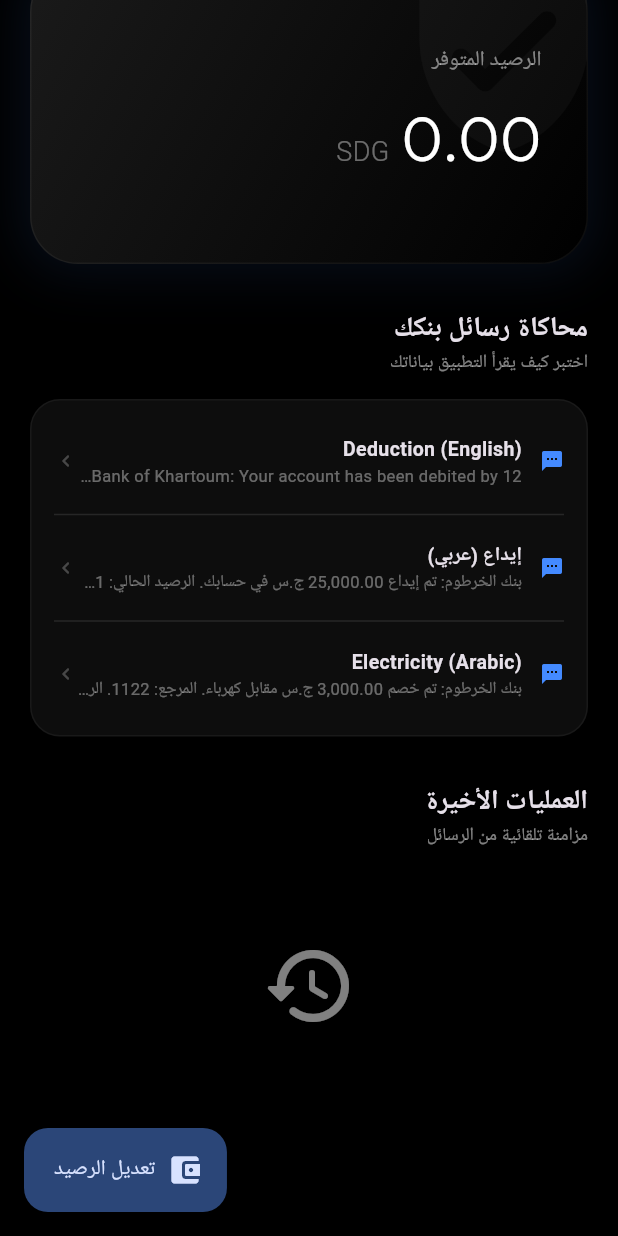
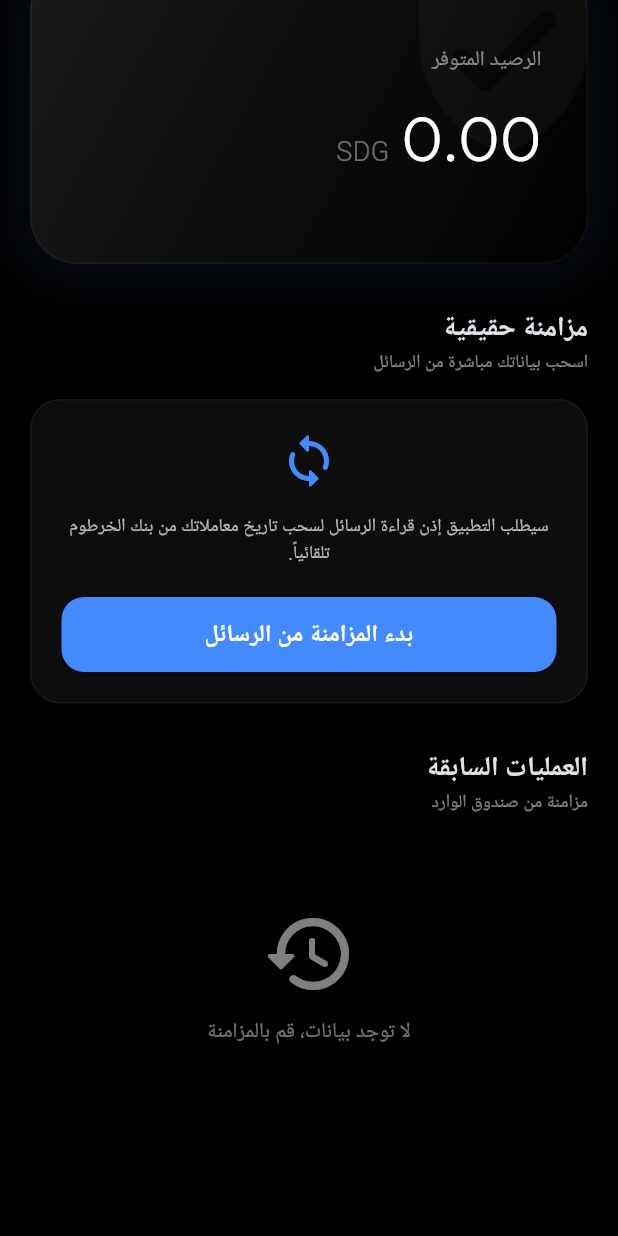
Before and after one commit to aboda52729-spec/Vault, a Flutter app: the screen it shows after launch, scrolled down 100 dp, on a phone screen of 412 x 824 dp. Run offline on Flutter 3.47's test engine with Material 3 defaults, Android fonts, the phone set to English and light mode, and no system bars; our stand-ins replace google_fonts, permission_handler, shared_preferences; missing offline and left inert: flutter_sms_inbox; Roboto replaces fonts that are missing (Alexandria).

Commit message:
Implement real SMS synchronization with Bankak

```diff
--- a/lib/main.dart
+++ b/lib/main.dart
@@ -5,6 +5,7 @@ import 'package:provider/provider.dart';
 import 'package:intl/intl.dart';
 import 'package:shared_preferences/shared_preferences.dart';
 import 'dart:convert';
+import 'sms_service.dart';
 
 void main() async {
   WidgetsFlutterBinding.ensureInitialized();
@@ -65,9 +66,12 @@ class BankakTransaction {
 
 class BankakStore extends ChangeNotifier {
   final SharedPreferences _prefs;
+  final SmsService _smsService = SmsService();
+
   double _balance = 0.0;
   List<BankakTransaction> _transactions = [];
   bool _isArabic = true;
+  bool _isSyncing = false;
 
   BankakStore(this._prefs) {
     _loadData();
@@ -76,6 +80,7 @@ class BankakStore extends ChangeNotifier {
   double get balance => _balance;
   List<BankakTransaction> get transactions => _transactions;
   bool get isArabic => _isArabic;
+  bool get isSyncing => _isSyncing;
 
   void _loadData() {
     _balance = _prefs.getDouble('balance') ?? 0.0;
@@ -107,40 +112,75 @@ class BankakStore extends ChangeNotifier {
     notifyListeners();
   }
 
-  void processBankakSMS(String sms) {
-    // SIMULATED PARSER LOGIC
-    // Example: "Bank of Khartoum: Your account ending in 1234 has been debited by 5,000 SDG. Balance: 150,000 SDG."
-    // Example (Arabic): "بنك الخرطوم: تم خصم 5,000 ج.س من حسابك... الرصيد الحالي: 150,000 ج.س"
+  Future<void> syncWithPhoneSMS() async {
+    _isSyncing = true;
+    notifyListeners();
 
+    try {
+      final messages = await _smsService.getBankakMessages();
+      if (messages.isEmpty) return;
+
+      _transactions.clear();
+
+      // Sort oldest to newest
+      messages.sort((a, b) => (a.date ?? DateTime.now()).compareTo(b.date ?? DateTime.now()));
+
+      for (var msg in messages) {
+        if (msg.body == null) continue;
+        final sms = msg.body!;
+
+        // Match the first number sequence for the amount
         final amountMatch = RegExp(r'(\d{1,3}(,\d{3})*(\.\d+)?)').firstMatch(sms);
         if (amountMatch != null) {
           final amountStr = amountMatch.group(0)!.replaceAll(',', '');
           final amount = double.tryParse(amountStr) ?? 0.0;
 
-      final isDebit = sms.contains('debited') || sms.contains('خصم') || sms.contains('سحب');
-      final newBalanceAfter = isDebit ? _balance - amount : _balance + amount;
+          final isDebit = sms.contains('debited') || sms.contains('خصم') || sms.contains('سحب') || sms.contains('شراء');
+
+          // Try to extract the remaining balance from the SMS
+          double balanceAfter = 0.0;
+          final balanceMatch = RegExp(r'(الرصيد:|الرصيد الحالي:|Balance:)\s*(\d{1,3}(,\d{3})*(\.\d+)?)').firstMatch(sms);
+
+          if (balanceMatch != null) {
+             final balStr = balanceMatch.group(2)!.replaceAll(',', '');
+             balanceAfter = double.tryParse(balStr) ?? 0.0;
+             _balance = balanceAfter; // Update our global balance to the latest known accurate balance
+          } else {
+             _balance = isDebit ? _balance - amount : _balance + amount;
+             balanceAfter = _balance;
+          }
 
           final tx = BankakTransaction(
-        id: DateTime.now().millisecondsSinceEpoch.toString(),
+            id: msg.id?.toString() ?? DateTime.now().millisecondsSinceEpoch.toString(),
             amount: amount,
-        description: isDebit ? "Simulated Bankak Deduction" : "Simulated Bankak Deposit",
+            description: _extractDescription(sms, isDebit),
             category: _autoCategorize(sms),
-        date: DateTime.now(),
+            date: msg.date ?? DateTime.now(),
             type: isDebit ? TransactionType.debit : TransactionType.credit,
-        balanceAfter: newBalanceAfter,
+            balanceAfter: balanceAfter,
           );
 
-      _transactions.insert(0, tx);
-      _balance = newBalanceAfter;
+          _transactions.insert(0, tx); // Newest first
+        }
+      }
       _saveData();
+    } finally {
+      _isSyncing = false;
       notifyListeners();
     }
   }
 
+  String _extractDescription(String sms, bool isDebit) {
+    if (sms.contains('كهرباء') || sms.toLowerCase().contains('electricity')) return 'Electricity Token';
+    if (sms.contains('رصيد') || sms.toLowerCase().contains('topup')) return 'Mobile Top-up';
+    return isDebit ? 'Expense' : 'Deposit';
+  }
+
   String _autoCategorize(String sms) {
-    if (sms.contains('electricity') || sms.contains('كهرباء')) return 'Bills';
+    if (sms.contains('electricity') || sms.contains('كهرباء')) return 'Utilities';
     if (sms.contains('restaurant') || sms.contains('مطعم')) return 'Food';
     if (sms.contains('transfer') || sms.contains('تحويل')) return 'Transfer';
+    if (sms.contains('رصيد') || sms.contains('زين') || sms.contains('سوداني')) return 'Telecom';
     return 'Other';
   }
 
@@ -223,15 +263,15 @@ class MainDashboard extends StatelessWidget {
                   _BalanceCard(store: store),
                   const SizedBox(height: 30),
                   _SectionHeader(
-                    title: store.isArabic ? 'محاكاة رسائل بنكك' : 'Simulate Bankak SMS',
-                    subtitle: store.isArabic ? 'اختبر كيف يقرأ التطبيق بياناتك' : 'Test how the app reads your data',
+                    title: store.isArabic ? 'مزامنة حقيقية' : 'Real Sync',
+                    subtitle: store.isArabic ? 'اسحب بياناتك مباشرة من الرسائل' : 'Fetch data directly from SMS',
                   ),
                   const SizedBox(height: 15),
-                  _SmsSimulationPanel(store: store),
+                  _RealSyncPanel(store: store),
                   const SizedBox(height: 30),
                   _SectionHeader(
-                    title: store.isArabic ? 'العمليات الأخيرة' : 'Recent Transactions',
-                    subtitle: store.isArabic ? 'مزامنة تلقائية من الرسائل' : 'Auto-synced from SMS',
+                    title: store.isArabic ? 'العمليات السابقة' : 'Past Transactions',
+                    subtitle: store.isArabic ? 'مزامنة من صندوق الوارد' : 'Synced from Inbox',
                   ),
                   const SizedBox(height: 15),
                 ],
@@ -255,51 +295,16 @@ class MainDashboard extends StatelessWidget {
                   opacity: 0.5,
                   child: Column(
                     mainAxisSize: MainAxisSize.min,
-                    children: const [
-                      Icon(Icons.history_rounded, size: 64),
-                      SizedBox(height: 10),
+                    children: [
+                      const Icon(Icons.history_rounded, size: 64),
+                      const SizedBox(height: 10),
+                      Text(store.isArabic ? 'لا توجد بيانات، قم بالمزامنة' : 'No data, please sync'),
                     ],
                   ),
                 ),
               ),
             ),
           const SliverPadding(padding: EdgeInsets.only(bottom: 100)),
-        ],
-      ),
-      floatingActionButton: FloatingActionButton.extended(
-        onPressed: () {
-          _showSetBalanceDialog(context, store);
-        },
-        label: Text(store.isArabic ? 'تعديل الرصيد' : 'Adjust Balance'),
-        icon: const Icon(Icons.account_balance_wallet_rounded),
-      ),
-    );
-  }
-
-  void _showSetBalanceDialog(BuildContext context, BankakStore store) {
-    final controller = TextEditingController();
-    showDialog(
-      context: context,
-      builder: (context) => AlertDialog(
-        title: Text(store.isArabic ? 'تعيين الرصيد الحالي' : 'Set Current Balance'),
-        content: TextField(
-          controller: controller,
-          keyboardType: TextInputType.number,
-          decoration: const InputDecoration(
-            hintText: '0.00',
-            suffixText: 'SDG',
-          ),
-        ),
-        actions: [
-          TextButton(onPressed: () => Navigator.pop(context), child: Text(store.isArabic ? 'إلغاء' : 'Cancel')),
-          ElevatedButton(
-            onPressed: () {
-              final val = double.tryParse(controller.text) ?? 0.0;
-              store.setInitialBalance(val);
-              Navigator.pop(context);
-            },
-            child: Text(store.isArabic ? 'حفظ' : 'Save'),
-          ),
         ],
       ),
     );
@@ -403,14 +408,15 @@ class _SectionHeader extends StatelessWidget {
   }
 }
 
-class _SmsSimulationPanel extends StatelessWidget {
+class _RealSyncPanel extends StatelessWidget {
   final BankakStore store;
-  const _SmsSimulationPanel({required this.store});
+  const _RealSyncPanel({required this.store});
 
   @override
   Widget build(BuildContext context) {
     return Container(
-      padding: const EdgeInsets.all(15),
+      width: double.infinity,
+      padding: const EdgeInsets.all(20),
       decoration: BoxDecoration(
         color: Colors.white.withValues(alpha: 0.05),
         borderRadius: BorderRadius.circular(20),
@@ -418,57 +424,35 @@ class _SmsSimulationPanel extends StatelessWidget {
       ),
       child: Column(
         children: [
-          _SmsButton(
-            label: 'Deduction (English)',
-            sms: 'Bank of Khartoum: Your account has been debited by 12,500.00 SDG. Ref: 98765. Balance: 137,500.00 SDG.',
-            onTap: () => store.processBankakSMS('Bank of Khartoum: Your account has been debited by 12,500.00 SDG. Ref: 98765. Balance: 137,500.00 SDG.'),
+          Icon(Icons.sync_rounded, size: 40, color: Colors.blueAccent),
+          const SizedBox(height: 15),
+          Text(
+            store.isArabic
+              ? 'سيطلب التطبيق إذن قراءة الرسائل لسحب تاريخ معاملاتك من بنك الخرطوم تلقائياً.'
+              : 'The app will request SMS permission to automatically pull your transaction history from Bank of Khartoum.',
+            textAlign: TextAlign.center,
+            style: TextStyle(fontSize: 12, color: Colors.white.withValues(alpha: 0.7)),
           ),
-          const Divider(height: 20, color: Colors.white10),
-          _SmsButton(
-            label: 'إيداع (عربي)',
-            sms: 'بنك الخرطوم: تم إيداع 25,000.00 ج.س في حسابك. الرصيد الحالي: 162,500.00 ج.س',
-            onTap: () => store.processBankakSMS('بنك الخرطوم: تم إيداع 25,000.00 ج.س في حسابك. الرصيد الحالي: 162,500.00 ج.س'),
+          const SizedBox(height: 20),
+          SizedBox(
+            width: double.infinity,
+            height: 50,
+            child: ElevatedButton(
+              style: ElevatedButton.styleFrom(
+                backgroundColor: Colors.blueAccent,
+                foregroundColor: Colors.white,
+                shape: RoundedRectangleBorder(borderRadius: BorderRadius.circular(15)),
               ),
-          const Divider(height: 20, color: Colors.white10),
-          _SmsButton(
-            label: 'Electricity (Arabic)',
-            sms: 'بنك الخرطوم: تم خصم 3,000.00 ج.س مقابل كهرباء. المرجع: 1122. الرصيد: 159,500.00 ج.س',
-            onTap: () => store.processBankakSMS('بنك الخرطوم: تم خصم 3,000.00 ج.س مقابل كهرباء. المرجع: 1122. الرصيد: 159,500.00 ج.س'),
+              onPressed: store.isSyncing ? null : () => store.syncWithPhoneSMS(),
+              child: store.isSyncing
+                  ? const SizedBox(width: 20, height: 20, child: CircularProgressIndicator(color: Colors.white, strokeWidth: 2))
+                  : Text(
+                      store.isArabic ? 'بدء المزامنة من الرسائل' : 'Start SMS Sync',
+                      style: const TextStyle(fontWeight: FontWeight.bold, fontSize: 16),
+                    ),
+            ),
           ),
         ],
-      ),
-    );
-  }
-}
-
-class _SmsButton extends StatelessWidget {
-  final String label;
-  final String sms;
-  final VoidCallback onTap;
-  const _SmsButton({required this.label, required this.sms, required this.onTap});
-
-  @override
-  Widget build(BuildContext context) {
-    return InkWell(
-      onTap: onTap,
-      child: Padding(
-        padding: const EdgeInsets.symmetric(vertical: 8.0),
-        child: Row(
-          children: [
-            const Icon(Icons.sms_rounded, size: 16, color: Colors.blueAccent),
-            const SizedBox(width: 12),
-            Expanded(
-              child: Column(
-                crossAxisAlignment: CrossAxisAlignment.start,
-                children: [
-                  Text(label, style: const TextStyle(fontWeight: FontWeight.bold, fontSize: 13)),
-                  Text(sms, maxLines: 1, overflow: TextOverflow.ellipsis, style: const TextStyle(fontSize: 11, color: Colors.white38)),
-                ],
-              ),
-            ),
-            const Icon(Icons.chevron_right_rounded, size: 16, color: Colors.white24),
-          ],
-        ),
       ),
     );
   }
--- a/pubspec.yaml
+++ b/pubspec.yaml
@@ -36,6 +36,8 @@ dependencies:
   intl: any
   provider: ^6.1.2
   shared_preferences: ^2.5.2
+  flutter_sms_inbox: any
+  permission_handler: any
   flutter_localizations:
     sdk: flutter
 
```
Also changed, not shown: lib/sms_service.dart (added, +40 -0 lines), pubspec.lock, 1 other file. Lines whose indentation alone changed are shown as unchanged.
